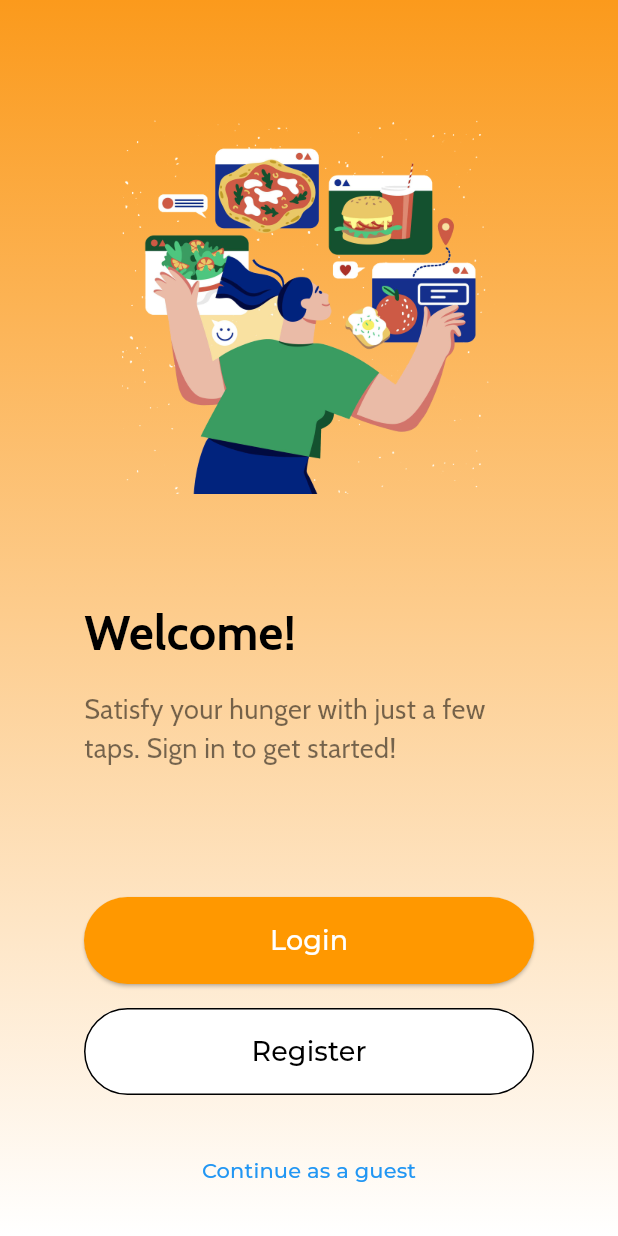
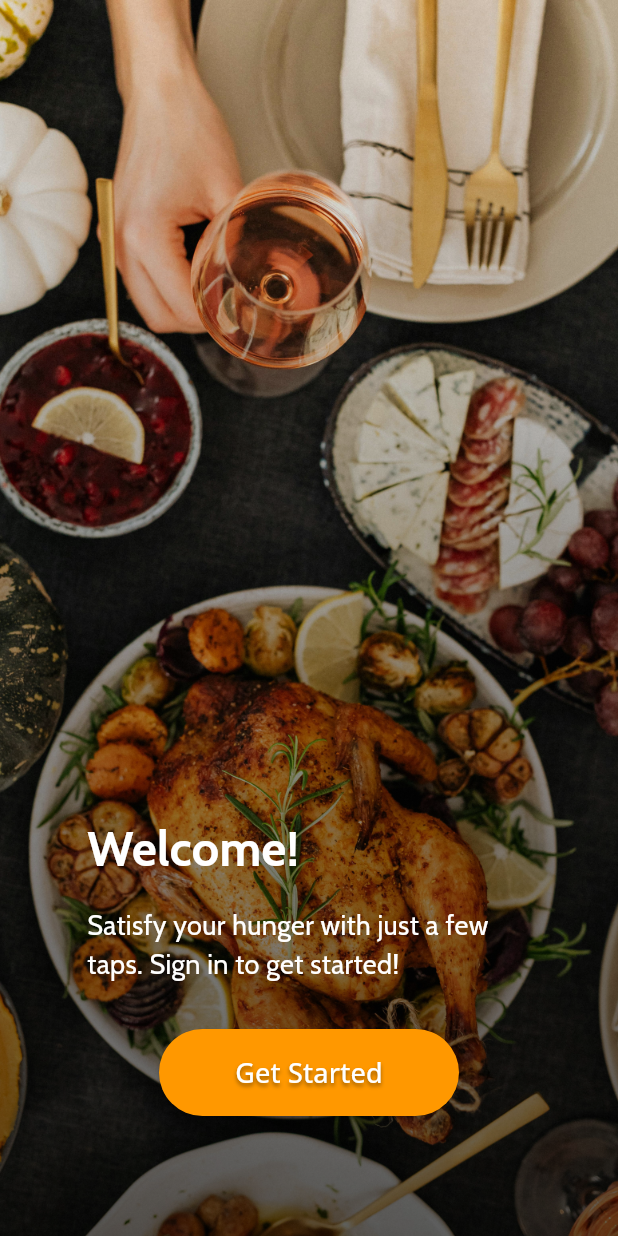
Before and after one commit to Cherrine/GinKaoYang, a Flutter app: the screen it shows after launch, on a phone screen of 412 x 824 dp. Run offline on Flutter 3.47's test engine with Material 3 defaults, Android fonts, the phone set to English and light mode, and no system bars; drawn by our look-alikes of flutter_animate; our stand-ins replace google_fonts.

Commit message:
Update code

```diff
--- /dev/null
+++ b/ginkhaoyang/lib/components/filled_button.dart
@@ -0,0 +1,42 @@
+import 'package:flutter/material.dart';
+
+class CustomButton extends StatelessWidget {
+  final VoidCallback onPressed;
+  final String buttonText;
+  final double? width;
+
+  const CustomButton({
+    super.key,
+    required this.onPressed,
+    required this.buttonText,
+    this.width,
+  });
+
+  @override
+  Widget build(BuildContext context) {
+    return SizedBox(
+      width: width ?? double.infinity,
+      child: ElevatedButton(
+        onPressed: onPressed,
+        style: ElevatedButton.styleFrom(
+          padding: const EdgeInsets.symmetric(vertical: 16.0),
+          backgroundColor: Colors.orange,
+        ),
+        child: Text(
+          buttonText,
+          style: const TextStyle(
+            fontSize: 18,
+            color: Colors.white,
+            shadows: [
+              Shadow(
+                blurRadius: 3.0,
+                color: Colors.black45,
+                offset: Offset(0, 2),
+              )
+            ],
+          ),
+        ),
+      ),
+    );
+  }
+}
--- a/ginkhaoyang/lib/components/login_button.dart
+++ /dev/null
@@ -1,28 +0,0 @@
-import 'package:flutter/material.dart';
-
-class LoginButton extends StatelessWidget {
-  final VoidCallback onPressed;
-
-  const LoginButton({
-    Key? key,
-    required this.onPressed,
-  }) : super(key: key);
-
-  @override
-  Widget build(BuildContext context) {
-    return SizedBox(
-      width: double.infinity,
-      child: ElevatedButton(
-        onPressed: onPressed,
-        style: ElevatedButton.styleFrom(
-          padding: const EdgeInsets.symmetric(vertical: 16.0),
-          backgroundColor: Colors.orange,
-        ),
-        child: const Text(
-          'Login',
-          style: TextStyle(fontSize: 18, color: Colors.white),
-        ),
-      ),
-    );
-  }
-}
--- a/ginkhaoyang/lib/main.dart
+++ b/ginkhaoyang/lib/main.dart
@@ -14,7 +14,7 @@ class MainApp extends StatelessWidget {
     return MaterialApp(
       debugShowCheckedModeBanner: false,
       theme: ThemeData(
-        textTheme: GoogleFonts.montserratTextTheme(
+        textTheme: GoogleFonts.openSansTextTheme(
           Theme.of(context).textTheme,
         ),
       ),
--- a/ginkhaoyang/lib/pages/landing_page.dart
+++ b/ginkhaoyang/lib/pages/landing_page.dart
@@ -1,6 +1,5 @@
 import 'package:flutter/material.dart';
-import 'package:ginkhaoyang/components/login_button.dart';
-import 'package:ginkhaoyang/components/register_button.dart';
+import 'package:ginkhaoyang/components/filled_button.dart';
 import 'package:flutter_animate/flutter_animate.dart';
 import 'package:ginkhaoyang/utils/fade_page_route.dart';
 import 'package:ginkhaoyang/pages/login_page.dart';
@@ -11,39 +10,37 @@ class LandingPage extends StatelessWidget {
 
   @override
   Widget build(BuildContext context) {
-    // Define a constant width to match the button width
-    const double contentWidth = 300.0;
+    const double buttonWidth = 140.0;
 
     return Scaffold(
-      body: Container(
+      body: Stack(
+        children: [
+          Container(
             decoration: const BoxDecoration(
-          gradient: LinearGradient(
-            colors: [Color(0xFFFB9A1C), Colors.white],
-            begin: Alignment.topCenter,
-            end: Alignment.bottomCenter,
+              image: DecorationImage(
+                image: AssetImage("lib/images/backgroundimg.jpg"),
+                fit: BoxFit.cover,
               ),
             ),
-        child: Column(
-          mainAxisAlignment: MainAxisAlignment.spaceBetween,
+          ),
+          Container(
+            decoration: BoxDecoration(
+              gradient: LinearGradient(
+                colors: [
+                  Colors.black.withOpacity(0.6),
+                  Colors.transparent,
+                ],
+                begin: Alignment.bottomCenter,
+                end: Alignment.topCenter,
+              ),
+            ),
+          ),
+          Column(
             children: [
-            const SizedBox(height: 20), // Space at the top
-            Expanded(
-              flex: 3,
-              child: Column(
-                mainAxisAlignment: MainAxisAlignment.center,
-                children: [
-                  Image.asset(
-                    'lib/images/main_logo.png',
-                    width: 250,
-                    height: 250,
-                    fit: BoxFit.contain,
-                  ).animate().fadeIn(duration: 500.ms, delay: 300.ms),
-                  const SizedBox(height: 70),
-                  // Align the text and set the same width as the button
+              const Spacer(),
               Center(
                 child: SizedBox(
-                      width:
-                          contentWidth, // Set fixed width for text and buttons
+                  width: buttonWidth * 2 + 16,
                   child: Column(
                     crossAxisAlignment: CrossAxisAlignment.start,
                     children: [
@@ -52,7 +49,7 @@ class LandingPage extends StatelessWidget {
                         style: GoogleFonts.cabin(
                           fontSize: 32,
                           fontWeight: FontWeight.bold,
-                              color: Colors.black,
+                          color: Colors.white,
                         ),
                       )
                           .animate()
@@ -63,7 +60,7 @@ class LandingPage extends StatelessWidget {
                         'Satisfy your hunger with just a few taps. Sign in to get started!',
                         style: GoogleFonts.cabin(
                           fontSize: 18,
-                              color: Colors.black54,
+                          color: Colors.white,
                         ),
                       )
                           .animate()
@@ -73,62 +70,33 @@ class LandingPage extends StatelessWidget {
                   ),
                 ),
               ),
-                ],
-              ),
-            ),
-            // Align the login and register buttons
-            Expanded(
-              flex: 1,
-              child: Padding(
-                padding: const EdgeInsets.symmetric(horizontal: 30.0),
-                child: Column(
-                  mainAxisAlignment: MainAxisAlignment.center,
+              const SizedBox(height: 30),
+              Padding(
+                padding: const EdgeInsets.symmetric(horizontal: 70.0),
+                child: Row(
+                  mainAxisAlignment: MainAxisAlignment.spaceEvenly,
                   children: [
-                    Center(
-                      child: Hero(
+                    Hero(
                       tag: 'loginButton',
                       child: SizedBox(
-                          width: contentWidth,
-                          child: LoginButton(
+                        width: 200,
+                        child: CustomButton(
                           onPressed: () {
-                              Navigator.of(context)
-                                  .pushReplacement(FadePageRoute(
+                            Navigator.of(context).pushReplacement(FadePageRoute(
                               builder: (context) => const LoginPage(),
                             ));
                           },
-                          ),
-                        ),
-                      ),
-                    ).animate().fadeIn(duration: 500.ms, delay: 300.ms),
-                    const SizedBox(height: 16),
-                    Center(
-                      child: SizedBox(
-                        width: contentWidth, // Set fixed width for the button
-                        child: RegisterButton(
-                          onPressed: () {
-                            // Add register action
-                          },
+                          buttonText: 'Get Started',
                         ),
                       ),
                     ).animate().fadeIn(duration: 500.ms, delay: 300.ms),
                   ],
                 ),
               ),
-            ),
-            Padding(
-              padding: const EdgeInsets.only(bottom: 20.0),
-              child: TextButton(
-                onPressed: () {
-                  // Add continue as guest action
-                },
-                child: const Text(
-                  'Continue as a guest',
-                  style: TextStyle(color: Colors.blue),
-                ),
-              ),
-            ).animate().fadeIn(duration: 500.ms, delay: 300.ms),
+              const SizedBox(height: 80),
             ],
           ),
+        ],
       ),
     );
   }
--- a/ginkhaoyang/pubspec.yaml
+++ b/ginkhaoyang/pubspec.yaml
@@ -66,6 +66,7 @@ flutter:
     - lib/images/google.png
     - lib/images/apple.png
     - lib/images/
+    - lib/images/backgroundimg.jpg
 
   # An image asset can refer to one or more resolution-specific "variants", see
   # https://flutter.dev/to/resolution-aware-images
```
Also changed, not shown: ginkhaoyang/lib/components/register_button.dart (+11 -2 lines), ginkhaoyang/lib/pages/home_page.dart (added, +23 -0 lines), ginkhaoyang/lib/pages/login_page.dart (+73 -26 lines), ginkhaoyang/lib/pages/new_landing_page.dart (added, +18 -0 lines), ginkhaoyang/lib/images/backgroundimg.jpg (added). Lines whose indentation alone changed are shown as unchanged.
